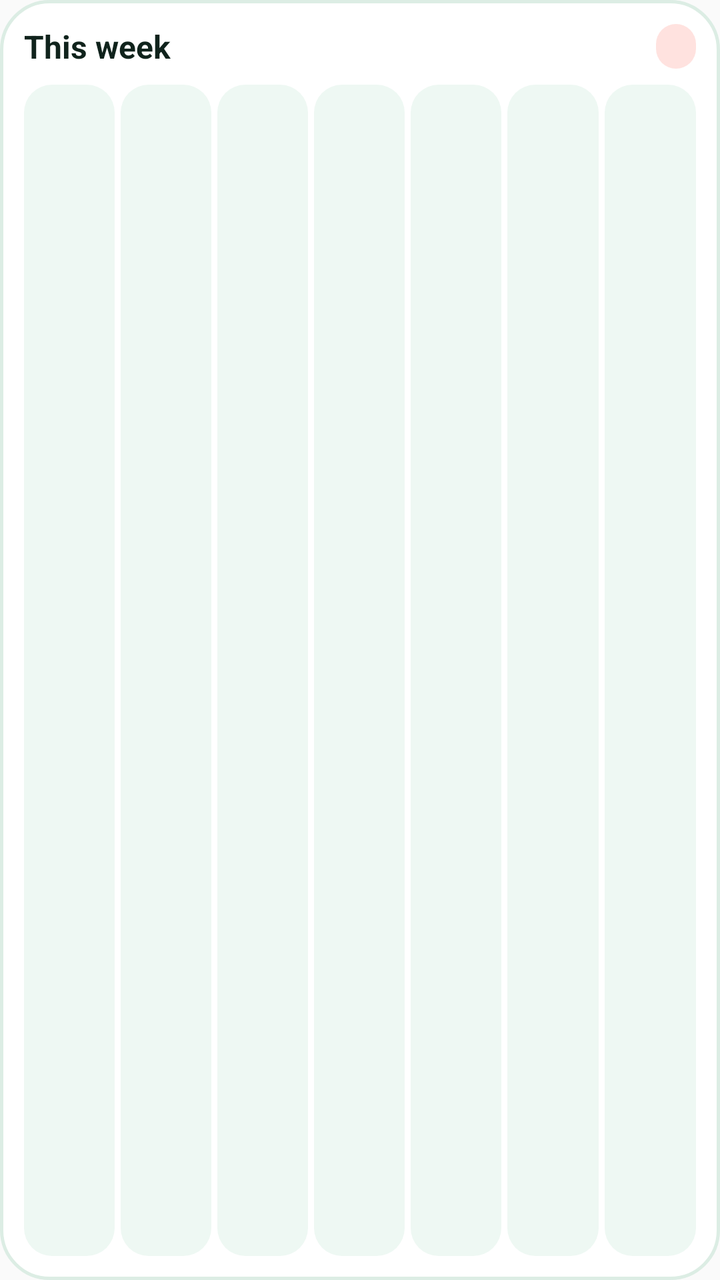
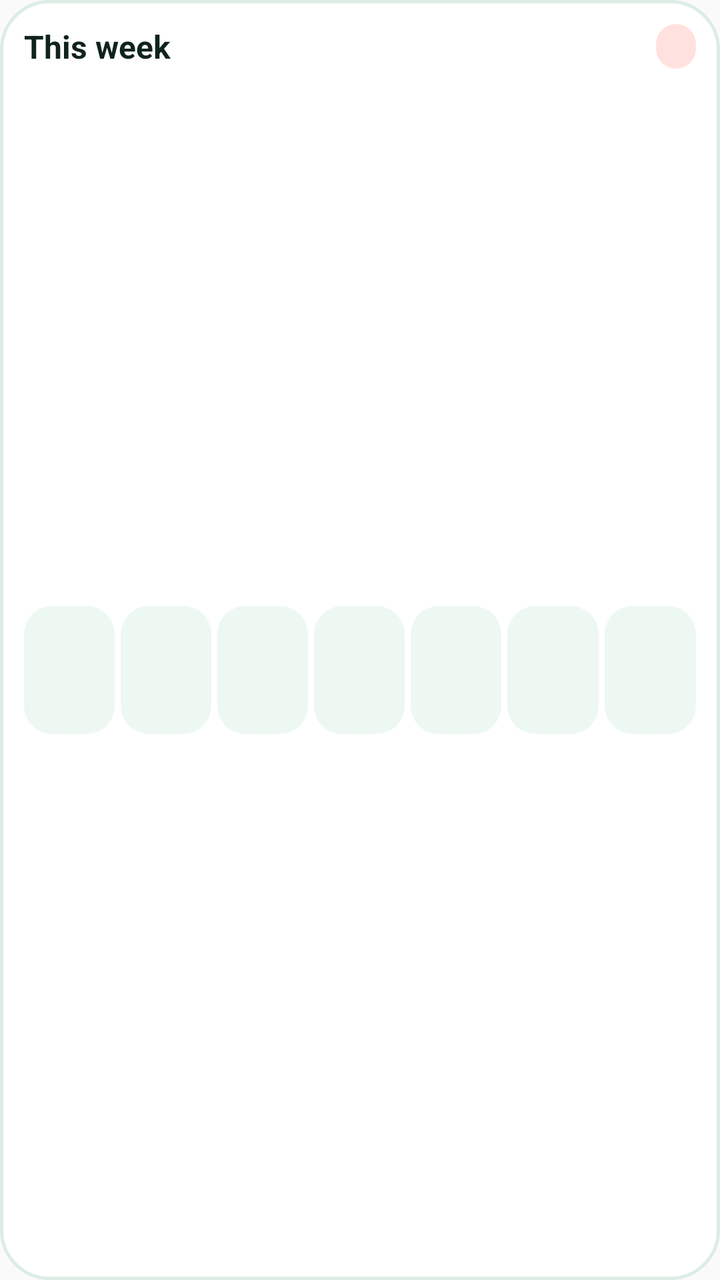

Two renders of the same Android screen: before a commit and after it. Below are the layout's source before the change and the commit's diff.
<!-- AndroidManifest.xml: application theme AppTheme -->
<!-- res/layout/keepwise_week.xml -->
<?xml version="1.0" encoding="utf-8"?>
<LinearLayout xmlns:android="http://schemas.android.com/apk/res/android"
    android:id="@+id/kw_wroot" android:layout_width="match_parent" android:layout_height="match_parent"
    android:orientation="vertical" android:padding="12dp" android:background="@drawable/widget_week_bg">
    <LinearLayout android:layout_width="match_parent" android:layout_height="wrap_content" android:orientation="horizontal" android:gravity="center_vertical">
        <TextView android:layout_width="0dp" android:layout_weight="1" android:layout_height="wrap_content" android:text="@string/week_title" android:textColor="#10231C" android:textSize="16sp" android:textStyle="bold" />
        <TextView android:id="@+id/kw_win" android:layout_width="wrap_content" android:layout_height="wrap_content" android:layout_marginEnd="6dp" android:paddingStart="10dp" android:paddingEnd="10dp" android:paddingTop="3dp" android:paddingBottom="3dp"
            android:background="@drawable/wk_in" android:textColor="#0B7A55" android:textSize="12sp" android:textStyle="bold" android:maxLines="1" android:visibility="gone" />
        <TextView android:id="@+id/kw_wsum" android:layout_width="wrap_content" android:layout_height="wrap_content" android:paddingStart="10dp" android:paddingEnd="10dp" android:paddingTop="3dp" android:paddingBottom="3dp"
            android:background="@drawable/wk_out" android:textColor="#B3362F" android:textSize="12sp" android:textStyle="bold" android:maxLines="1" />
    </LinearLayout>
    <LinearLayout android:layout_width="match_parent" android:layout_height="0dp" android:layout_weight="1" android:layout_marginTop="8dp" android:orientation="horizontal">
        <LinearLayout android:id="@+id/kw_d0" android:layout_width="0dp" android:layout_height="match_parent" android:layout_weight="1"
            android:layout_marginStart="0dp" android:orientation="vertical" android:gravity="center" android:background="@drawable/wk_day">
            <TextView android:id="@+id/kw_n0" android:layout_width="wrap_content" android:layout_height="wrap_content" android:textColor="#4A5E56" android:textSize="11sp" android:maxLines="1" />
            <TextView android:id="@+id/kw_t0" android:layout_width="wrap_content" android:layout_height="wrap_content" android:textColor="#10231C" android:textSize="17sp" android:textStyle="bold" android:maxLines="1" />
            <TextView android:id="@+id/kw_a0" android:layout_width="wrap_content" android:layout_height="wrap_content" android:textSize="10sp" android:textStyle="bold" android:maxLines="1" />
        </LinearLayout>
        <LinearLayout android:id="@+id/kw_d1" android:layout_width="0dp" android:layout_height="match_parent" android:layout_weight="1"
            android:layout_marginStart="3dp" android:orientation="vertical" android:gravity="center" android:background="@drawable/wk_day">
            <TextView android:id="@+id/kw_n1" android:layout_width="wrap_content" android:layout_height="wrap_content" android:textColor="#4A5E56" android:textSize="11sp" android:maxLines="1" />
            <TextView android:id="@+id/kw_t1" android:layout_width="wrap_content" android:layout_height="wrap_content" android:textColor="#10231C" android:textSize="17sp" android:textStyle="bold" android:maxLines="1" />
            <TextView android:id="@+id/kw_a1" android:layout_width="wrap_content" android:layout_height="wrap_content" android:textSize="10sp" android:textStyle="bold" android:maxLines="1" />
        </LinearLayout>
        <LinearLayout android:id="@+id/kw_d2" android:layout_width="0dp" android:layout_height="match_parent" android:layout_weight="1"
            android:layout_marginStart="3dp" android:orientation="vertical" android:gravity="center" android:background="@drawable/wk_day">
            <TextView android:id="@+id/kw_n2" android:layout_width="wrap_content" android:layout_height="wrap_content" android:textColor="#4A5E56" android:textSize="11sp" android:maxLines="1" />
            <TextView android:id="@+id/kw_t2" android:layout_width="wrap_content" android:layout_height="wrap_content" android:textColor="#10231C" android:textSize="17sp" android:textStyle="bold" android:maxLines="1" />
            <TextView android:id="@+id/kw_a2" android:layout_width="wrap_content" android:layout_height="wrap_content" android:textSize="10sp" android:textStyle="bold" android:maxLines="1" />
        </LinearLayout>
        <LinearLayout android:id="@+id/kw_d3" android:layout_width="0dp" android:layout_height="match_parent" android:layout_weight="1"
            android:layout_marginStart="3dp" android:orientation="vertical" android:gravity="center" android:background="@drawable/wk_day">
            <TextView android:id="@+id/kw_n3" android:layout_width="wrap_content" android:layout_height="wrap_content" android:textColor="#4A5E56" android:textSize="11sp" android:maxLines="1" />
            <TextView android:id="@+id/kw_t3" android:layout_width="wrap_content" android:layout_height="wrap_content" android:textColor="#10231C" android:textSize="17sp" android:textStyle="bold" android:maxLines="1" />
            <TextView android:id="@+id/kw_a3" android:layout_width="wrap_content" android:layout_height="wrap_content" android:textSize="10sp" android:textStyle="bold" android:maxLines="1" />
        </LinearLayout>
        <LinearLayout android:id="@+id/kw_d4" android:layout_width="0dp" android:layout_height="match_parent" android:layout_weight="1"
            android:layout_marginStart="3dp" android:orientation="vertical" android:gravity="center" android:background="@drawable/wk_day">
            <TextView android:id="@+id/kw_n4" android:layout_width="wrap_content" android:layout_height="wrap_content" android:textColor="#4A5E56" android:textSize="11sp" android:maxLines="1" />
            <TextView android:id="@+id/kw_t4" android:layout_width="wrap_content" android:layout_height="wrap_content" android:textColor="#10231C" android:textSize="17sp" android:textStyle="bold" android:maxLines="1" />
            <TextView android:id="@+id/kw_a4" android:layout_width="wrap_content" android:layout_height="wrap_content" android:textSize="10sp" android:textStyle="bold" android:maxLines="1" />
        </LinearLayout>
        <LinearLayout android:id="@+id/kw_d5" android:layout_width="0dp" android:layout_height="match_parent" android:layout_weight="1"
            android:layout_marginStart="3dp" android:orientation="vertical" android:gravity="center" android:background="@drawable/wk_day">
            <TextView android:id="@+id/kw_n5" android:layout_width="wrap_content" android:layout_height="wrap_content" android:textColor="#4A5E56" android:textSize="11sp" android:maxLines="1" />
            <TextView android:id="@+id/kw_t5" android:layout_width="wrap_content" android:layout_height="wrap_content" android:textColor="#10231C" android:textSize="17sp" android:textStyle="bold" android:maxLines="1" />
            <TextView android:id="@+id/kw_a5" android:layout_width="wrap_content" android:layout_height="wrap_content" android:textSize="10sp" android:textStyle="bold" android:maxLines="1" />
        </LinearLayout>
        <LinearLayout android:id="@+id/kw_d6" android:layout_width="0dp" android:layout_height="match_parent" android:layout_weight="1"
            android:layout_marginStart="3dp" android:orientation="vertical" android:gravity="center" android:background="@drawable/wk_day">
            <TextView android:id="@+id/kw_n6" android:layout_width="wrap_content" android:layout_height="wrap_content" android:textColor="#4A5E56" android:textSize="11sp" android:maxLines="1" />
            <TextView android:id="@+id/kw_t6" android:layout_width="wrap_content" android:layout_height="wrap_content" android:textColor="#10231C" android:textSize="17sp" android:textStyle="bold" android:maxLines="1" />
            <TextView android:id="@+id/kw_a6" android:layout_width="wrap_content" android:layout_height="wrap_content" android:textSize="10sp" android:textStyle="bold" android:maxLines="1" />
        </LinearLayout>
    </LinearLayout>
</LinearLayout>
<!-- resources referenced by this layout -->
<resources>
  <!-- drawable widget_week_bg (drawable) -->
  <?xml version="1.0" encoding="utf-8"?>
  <shape xmlns:android="http://schemas.android.com/apk/res/android" android:shape="rectangle">
      <solid android:color="#FFFFFF" />
      <corners android:radius="24dp" />
      <stroke android:width="1.5dp" android:color="#DCEDE4" />
  </shape>
  <!-- drawable wk_day (drawable) -->
  <?xml version="1.0" encoding="utf-8"?>
  <shape xmlns:android="http://schemas.android.com/apk/res/android" android:shape="rectangle">
      <solid android:color="#EEF8F3" />
      <corners android:radius="14dp" />
  </shape>
  <!-- drawable wk_in (drawable) -->
  <?xml version="1.0" encoding="utf-8"?>
  <shape xmlns:android="http://schemas.android.com/apk/res/android" android:shape="rectangle">
      <solid android:color="#D7F5E8" />
      <corners android:radius="12dp" />
  </shape>
  <!-- drawable wk_out (drawable) -->
  <?xml version="1.0" encoding="utf-8"?>
  <shape xmlns:android="http://schemas.android.com/apk/res/android" android:shape="rectangle">
      <solid android:color="#FFE2DF" />
      <corners android:radius="12dp" />
  </shape>
  <string name="week_title">This week</string>
  <style name="AppTheme" parent="Theme.AppCompat.Light.DarkActionBar">
          
          <item name="colorPrimary">@color/colorPrimary</item>
          <item name="colorPrimaryDark">@color/colorPrimaryDark</item>
          <item name="colorAccent">@color/colorAccent</item>
      </style>
</resources>

<!-- the commit's change to res/layout/keepwise_week.xml (unified diff, before → after) -->
@@ -9,47 +9,47 @@
         <TextView android:id="@+id/kw_wsum" android:layout_width="wrap_content" android:layout_height="wrap_content" android:paddingStart="10dp" android:paddingEnd="10dp" android:paddingTop="3dp" android:paddingBottom="3dp"
             android:background="@drawable/wk_out" android:textColor="#B3362F" android:textSize="12sp" android:textStyle="bold" android:maxLines="1" />
     </LinearLayout>
-    <LinearLayout android:layout_width="match_parent" android:layout_height="0dp" android:layout_weight="1" android:layout_marginTop="8dp" android:orientation="horizontal">
-        <LinearLayout android:id="@+id/kw_d0" android:layout_width="0dp" android:layout_height="match_parent" android:layout_weight="1"
+    <LinearLayout android:layout_width="match_parent" android:layout_height="0dp" android:layout_weight="1" android:layout_marginTop="8dp" android:orientation="horizontal" android:gravity="center_vertical">
+        <LinearLayout android:id="@+id/kw_d0" android:layout_width="0dp" android:layout_height="64dp" android:layout_weight="1"
             android:layout_marginStart="0dp" android:orientation="vertical" android:gravity="center" android:background="@drawable/wk_day">
             <TextView android:id="@+id/kw_n0" android:layout_width="wrap_content" android:layout_height="wrap_content" android:textColor="#4A5E56" android:textSize="11sp" android:maxLines="1" />
-            <TextView android:id="@+id/kw_t0" android:layout_width="wrap_content" android:layout_height="wrap_content" android:textColor="#10231C" android:textSize="17sp" android:textStyle="bold" android:maxLines="1" />
+            <TextView android:id="@+id/kw_t0" android:layout_width="wrap_content" android:layout_height="wrap_content" android:textColor="#10231C" android:textSize="16sp" android:textStyle="bold" android:maxLines="1" />
             <TextView android:id="@+id/kw_a0" android:layout_width="wrap_content" android:layout_height="wrap_content" android:textSize="10sp" android:textStyle="bold" android:maxLines="1" />
         </LinearLayout>
-        <LinearLayout android:id="@+id/kw_d1" android:layout_width="0dp" android:layout_height="match_parent" android:layout_weight="1"
+        <LinearLayout android:id="@+id/kw_d1" android:layout_width="0dp" android:layout_height="64dp" android:layout_weight="1"
             android:layout_marginStart="3dp" android:orientation="vertical" android:gravity="center" android:background="@drawable/wk_day">
             <TextView android:id="@+id/kw_n1" android:layout_width="wrap_content" android:layout_height="wrap_content" android:textColor="#4A5E56" android:textSize="11sp" android:maxLines="1" />
-            <TextView android:id="@+id/kw_t1" android:layout_width="wrap_content" android:layout_height="wrap_content" android:textColor="#10231C" android:textSize="17sp" android:textStyle="bold" android:maxLines="1" />
+            <TextView android:id="@+id/kw_t1" android:layout_width="wrap_content" android:layout_height="wrap_content" android:textColor="#10231C" android:textSize="16sp" android:textStyle="bold" android:maxLines="1" />
             <TextView android:id="@+id/kw_a1" android:layout_width="wrap_content" android:layout_height="wrap_content" android:textSize="10sp" android:textStyle="bold" android:maxLines="1" />
         </LinearLayout>
-        <LinearLayout android:id="@+id/kw_d2" android:layout_width="0dp" android:layout_height="match_parent" android:layout_weight="1"
+        <LinearLayout android:id="@+id/kw_d2" android:layout_width="0dp" android:layout_height="64dp" android:layout_weight="1"
             android:layout_marginStart="3dp" android:orientation="vertical" android:gravity="center" android:background="@drawable/wk_day">
             <TextView android:id="@+id/kw_n2" android:layout_width="wrap_content" android:layout_height="wrap_content" android:textColor="#4A5E56" android:textSize="11sp" android:maxLines="1" />
-            <TextView android:id="@+id/kw_t2" android:layout_width="wrap_content" android:layout_height="wrap_content" android:textColor="#10231C" android:textSize="17sp" android:textStyle="bold" android:maxLines="1" />
+            <TextView android:id="@+id/kw_t2" android:layout_width="wrap_content" android:layout_height="wrap_content" android:textColor="#10231C" android:textSize="16sp" android:textStyle="bold" android:maxLines="1" />
             <TextView android:id="@+id/kw_a2" android:layout_width="wrap_content" android:layout_height="wrap_content" android:textSize="10sp" android:textStyle="bold" android:maxLines="1" />
         </LinearLayout>
-        <LinearLayout android:id="@+id/kw_d3" android:layout_width="0dp" android:layout_height="match_parent" android:layout_weight="1"
+        <LinearLayout android:id="@+id/kw_d3" android:layout_width="0dp" android:layout_height="64dp" android:layout_weight="1"
             android:layout_marginStart="3dp" android:orientation="vertical" android:gravity="center" android:background="@drawable/wk_day">
             <TextView android:id="@+id/kw_n3" android:layout_width="wrap_content" android:layout_height="wrap_content" android:textColor="#4A5E56" android:textSize="11sp" android:maxLines="1" />
-            <TextView android:id="@+id/kw_t3" android:layout_width="wrap_content" android:layout_height="wrap_content" android:textColor="#10231C" android:textSize="17sp" android:textStyle="bold" android:maxLines="1" />
+            <TextView android:id="@+id/kw_t3" android:layout_width="wrap_content" android:layout_height="wrap_content" android:textColor="#10231C" android:textSize="16sp" android:textStyle="bold" android:maxLines="1" />
             <TextView android:id="@+id/kw_a3" android:layout_width="wrap_content" android:layout_height="wrap_content" android:textSize="10sp" android:textStyle="bold" android:maxLines="1" />
         </LinearLayout>
-        <LinearLayout android:id="@+id/kw_d4" android:layout_width="0dp" android:layout_height="match_parent" android:layout_weight="1"
+        <LinearLayout android:id="@+id/kw_d4" android:layout_width="0dp" android:layout_height="64dp" android:layout_weight="1"
             android:layout_marginStart="3dp" android:orientation="vertical" android:gravity="center" android:background="@drawable/wk_day">
             <TextView android:id="@+id/kw_n4" android:layout_width="wrap_content" android:layout_height="wrap_content" android:textColor="#4A5E56" android:textSize="11sp" android:maxLines="1" />
-            <TextView android:id="@+id/kw_t4" android:layout_width="wrap_content" android:layout_height="wrap_content" android:textColor="#10231C" android:textSize="17sp" android:textStyle="bold" android:maxLines="1" />
+            <TextView android:id="@+id/kw_t4" android:layout_width="wrap_content" android:layout_height="wrap_content" android:textColor="#10231C" android:textSize="16sp" android:textStyle="bold" android:maxLines="1" />
             <TextView android:id="@+id/kw_a4" android:layout_width="wrap_content" android:layout_height="wrap_content" android:textSize="10sp" android:textStyle="bold" android:maxLines="1" />
         </LinearLayout>
-        <LinearLayout android:id="@+id/kw_d5" android:layout_width="0dp" android:layout_height="match_parent" android:layout_weight="1"
+        <LinearLayout android:id="@+id/kw_d5" android:layout_width="0dp" android:layout_height="64dp" android:layout_weight="1"
             android:layout_marginStart="3dp" android:orientation="vertical" android:gravity="center" android:background="@drawable/wk_day">
             <TextView android:id="@+id/kw_n5" android:layout_width="wrap_content" android:layout_height="wrap_content" android:textColor="#4A5E56" android:textSize="11sp" android:maxLines="1" />
-            <TextView android:id="@+id/kw_t5" android:layout_width="wrap_content" android:layout_height="wrap_content" android:textColor="#10231C" android:textSize="17sp" android:textStyle="bold" android:maxLines="1" />
+            <TextView android:id="@+id/kw_t5" android:layout_width="wrap_content" android:layout_height="wrap_content" android:textColor="#10231C" android:textSize="16sp" android:textStyle="bold" android:maxLines="1" />
             <TextView android:id="@+id/kw_a5" android:layout_width="wrap_content" android:layout_height="wrap_content" android:textSize="10sp" android:textStyle="bold" android:maxLines="1" />
         </LinearLayout>
-        <LinearLayout android:id="@+id/kw_d6" android:layout_width="0dp" android:layout_height="match_parent" android:layout_weight="1"
+        <LinearLayout android:id="@+id/kw_d6" android:layout_width="0dp" android:layout_height="64dp" android:layout_weight="1"
             android:layout_marginStart="3dp" android:orientation="vertical" android:gravity="center" android:background="@drawable/wk_day">
             <TextView android:id="@+id/kw_n6" android:layout_width="wrap_content" android:layout_height="wrap_content" android:textColor="#4A5E56" android:textSize="11sp" android:maxLines="1" />
-            <TextView android:id="@+id/kw_t6" android:layout_width="wrap_content" android:layout_height="wrap_content" android:textColor="#10231C" android:textSize="17sp" android:textStyle="bold" android:maxLines="1" />
+            <TextView android:id="@+id/kw_t6" android:layout_width="wrap_content" android:layout_height="wrap_content" android:textColor="#10231C" android:textSize="16sp" android:textStyle="bold" android:maxLines="1" />
             <TextView android:id="@+id/kw_a6" android:layout_width="wrap_content" android:layout_height="wrap_content" android:textSize="10sp" android:textStyle="bold" android:maxLines="1" />
         </LinearLayout>
     </LinearLayout>
